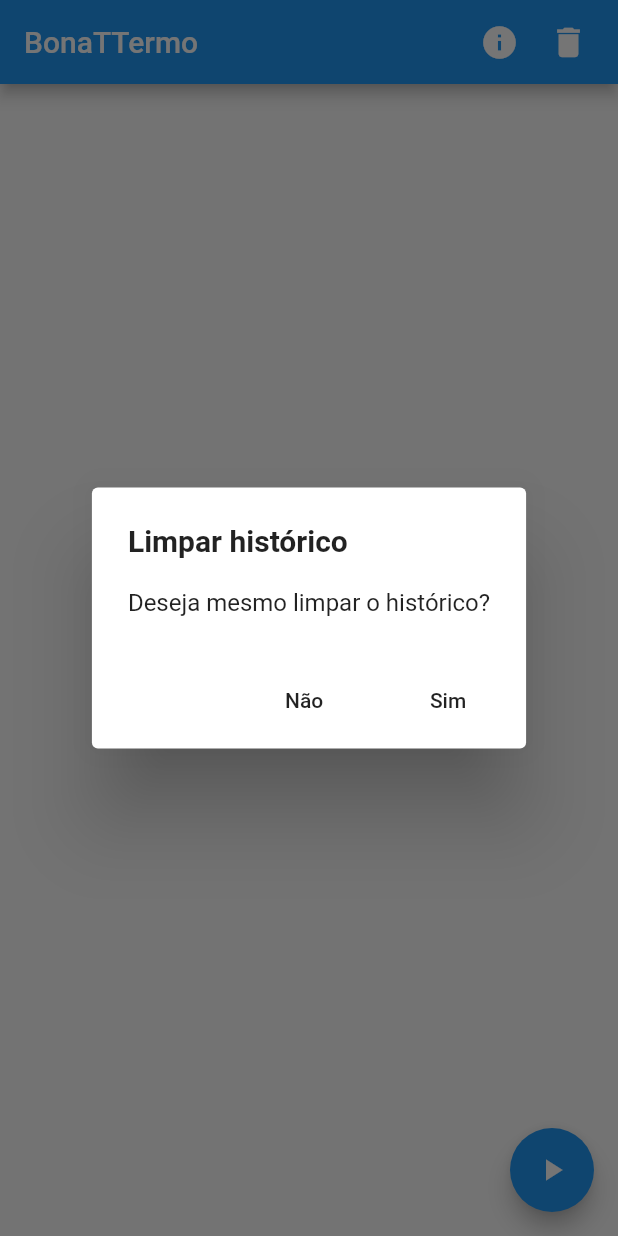
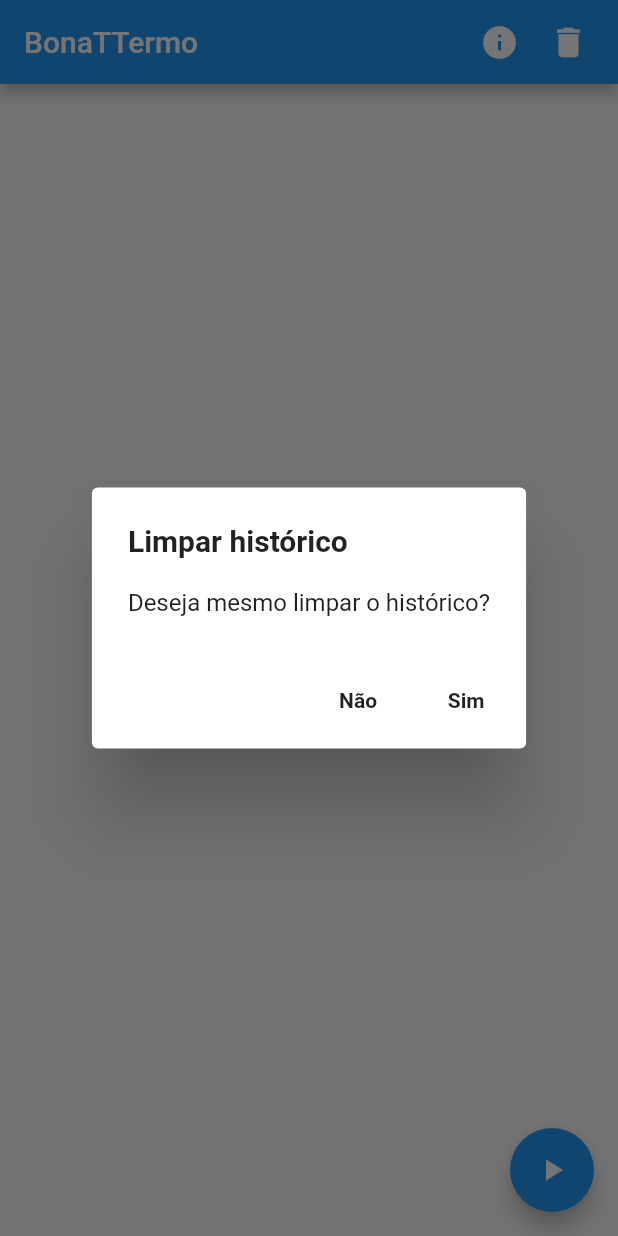
Before and after one commit to cbonatti/Bonattermo, a Flutter app: the screen it shows after launch, after a tap on the "delete" icon, on a phone screen of 412 x 824 dp. Run offline on Flutter 3.47's test engine with Material 2 defaults, Android fonts, the phone set to English and light mode, and no system bars; project files that could hold a hidden picture were left out.

Commit message:
write in history file when back from game page and changed flatbutton to textbutton

```diff
--- a/Bonattermo/lib/history/clear-history-dialog.dart
+++ b/Bonattermo/lib/history/clear-history-dialog.dart
@@ -14,14 +14,22 @@ class ConfirmClearHistoryDialogBox extends StatelessWidget {
               fontSize: 20.0)),
       content: Text('Deseja mesmo limpar o histórico?'),
       actions: <Widget>[
-        FlatButton(
-          child: Text('Não'),
+        TextButton(
+          child: Text('Não',
+              style: TextStyle(
+                color: Colors.black87,
+                fontWeight: FontWeight.bold,
+              )),
           onPressed: () {
             Navigator.of(context).pop();
           },
         ),
-        FlatButton(
-          child: Text('Sim'),
+        TextButton(
+          child: Text('Sim',
+              style: TextStyle(
+                color: Colors.black87,
+                fontWeight: FontWeight.bold,
+              )),
           onPressed: () {
             onTap();
             Navigator.of(context).pop();
```
Also changed, not shown: Bonattermo/lib/game/game.dart (+13 -0 lines), Bonattermo/lib/howToPlay.dart (+7 -3 lines).
